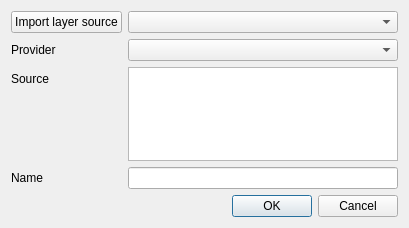
This is qgsembeddedlayerselect.ui in mhugo/qgis_vlayers as Qt 5 draws it before an edit. The edited form follows.
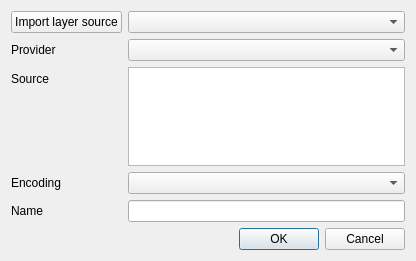
This is the edited form.

Commit message: Add support for shapefile encoding

Patch:
```diff
--- a/qgsembeddedlayerselect.ui
+++ b/qgsembeddedlayerselect.ui
@@ -6,8 +6,8 @@
    <rect>
     <x>0</x>
     <y>0</y>
-    <width>409</width>
-    <height>228</height>
+    <width>416</width>
+    <height>261</height>
    </rect>
   </property>
   <property name="windowTitle">
@@ -28,14 +28,14 @@
      </property>
     </widget>
    </item>
-   <item row="3" column="0">
+   <item row="4" column="0">
     <widget class="QLabel" name="label_3">
      <property name="text">
       <string>Name</string>
      </property>
     </widget>
    </item>
-   <item row="4" column="1">
+   <item row="5" column="1">
     <widget class="QDialogButtonBox" name="buttonBox">
      <property name="orientation">
       <enum>Qt::Horizontal</enum>
@@ -58,12 +58,22 @@
    <item row="1" column="1">
     <widget class="QComboBox" name="mProviders"/>
    </item>
-   <item row="3" column="1">
+   <item row="4" column="1">
     <widget class="QLineEdit" name="mLayerName"/>
    </item>
    <item row="2" column="1">
     <widget class="QPlainTextEdit" name="mSource"/>
    </item>
+   <item row="3" column="1">
+    <widget class="QComboBox" name="mEncodingCombo"/>
+   </item>
+   <item row="3" column="0">
+    <widget class="QLabel" name="label_4">
+     <property name="text">
+      <string>Encoding</string>
+     </property>
+    </widget>
+   </item>
   </layout>
  </widget>
  <resources/>
```
The commit also changes 12 other files.
